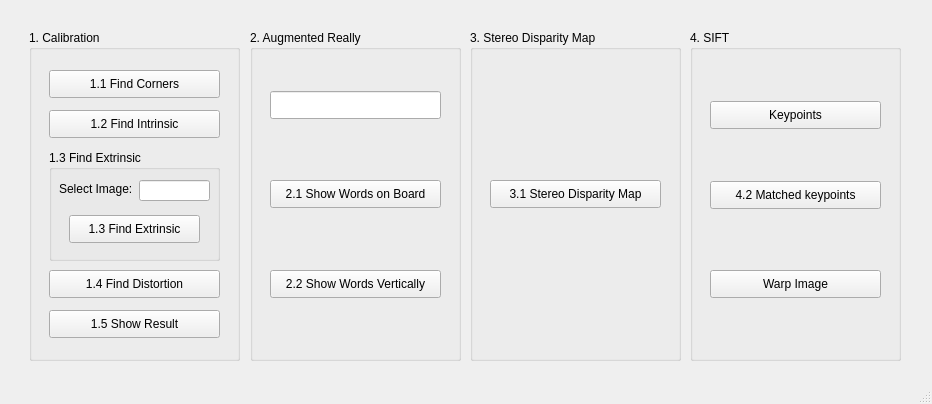
The window that python/OpenCvDl/homework1/Code/Homework1/UI.ui (ChengTsungPao/working) describes before a commit, drawn with Qt 5.
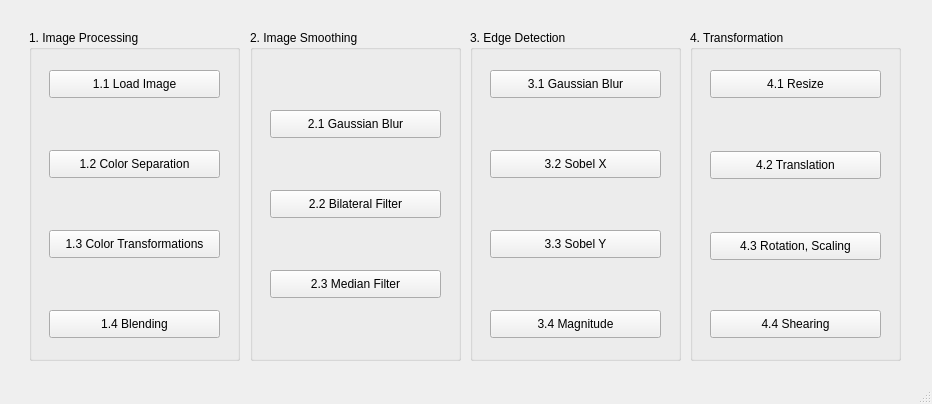
The same window after the commit.

```diff
--- a/python/OpenCvDl/homework1/Code/Homework1/UI.ui
+++ b/python/OpenCvDl/homework1/Code/Homework1/UI.ui
@@ -24,7 +24,7 @@
      </rect>
     </property>
     <property name="title">
-     <string>1. Calibration</string>
+     <string>1. Image Processing</string>
     </property>
     <widget class="QPushButton" name="Find_Corners">
      <property name="geometry">
@@ -36,99 +36,47 @@
       </rect>
      </property>
      <property name="text">
-      <string>1.1 Find Corners</string>
+      <string>1.1 Load Image</string>
      </property>
     </widget>
-    <widget class="QPushButton" name="Find_Intrinsic">
-     <property name="geometry">
-      <rect>
-       <x>20</x>
-       <y>80</y>
-       <width>171</width>
-       <height>28</height>
-      </rect>
-     </property>
-     <property name="text">
-      <string>1.2 Find Intrinsic</string>
-     </property>
-    </widget>
-    <widget class="QPushButton" name="Find_Distortion">
-     <property name="geometry">
-      <rect>
-       <x>20</x>
-       <y>240</y>
-       <width>171</width>
-       <height>28</height>
-      </rect>
-     </property>
-     <property name="text">
-      <string>1.4 Find Distortion</string>
-     </property>
-    </widget>
-    <widget class="QPushButton" name="Show_Result">
-     <property name="geometry">
-      <rect>
-       <x>20</x>
-       <y>280</y>
-       <width>171</width>
-       <height>28</height>
-      </rect>
-     </property>
-     <property name="text">
-      <string>1.5 Show Result</string>
-     </property>
-    </widget>
-    <widget class="QGroupBox" name="groupBox">
+    <widget class="QPushButton" name="Color_Separation">
      <property name="geometry">
       <rect>
        <x>20</x>
        <y>120</y>
        <width>171</width>
-       <height>111</height>
+       <height>28</height>
       </rect>
      </property>
-     <property name="title">
-      <string>1.3 Find Extrinsic</string>
+     <property name="text">
+      <string>1.2 Color Separation</string>
      </property>
-     <widget class="QPushButton" name="Find_Extrinsic">
-      <property name="geometry">
-       <rect>
-        <x>20</x>
-        <y>65</y>
-        <width>131</width>
-        <height>28</height>
-       </rect>
-      </property>
-      <property name="text">
-       <string>1.3 Find Extrinsic</string>
-      </property>
-     </widget>
-     <widget class="QLineEdit" name="Calibration_InputBox">
-      <property name="geometry">
-       <rect>
-        <x>90</x>
-        <y>30</y>
-        <width>71</width>
-        <height>21</height>
-       </rect>
-      </property>
-      <property name="inputMethodHints">
-       <set>Qt::ImhNone</set>
-      </property>
-     </widget>
-     <widget class="QLabel" name="label">
-      <property name="geometry">
-       <rect>
-        <x>10</x>
-        <y>31</y>
-        <width>91</width>
-        <height>16</height>
-       </rect>
-      </property>
-      <property name="text">
-       <string>Select Image:</string>
-      </property>
-     </widget>
+    </widget>
+    <widget class="QPushButton" name="Color_Transformations">
+     <property name="geometry">
+      <rect>
+       <x>20</x>
+       <y>200</y>
+       <width>171</width>
+       <height>28</height>
+      </rect>
+     </property>
+     <property name="text">
+      <string>1.3 Color Transformations</string>
+     </property>
+    </widget>
+    <widget class="QPushButton" name="Blending">
+     <property name="geometry">
+      <rect>
+       <x>20</x>
+       <y>280</y>
+       <width>171</width>
+       <height>28</height>
+      </rect>
+     </property>
+     <property name="text">
+      <string>1.4 Blending</string>
+     </property>
     </widget>
    </widget>
    <widget class="QGroupBox" name="groupBox_2">
@@ -141,19 +89,19 @@
      </rect>
     </property>
     <property name="title">
-     <string>2. Augmented Really</string>
+     <string>2. Image Smoothing</string>
     </property>
     <widget class="QPushButton" name="Show_Words_on_Board">
      <property name="geometry">
       <rect>
        <x>20</x>
-       <y>150</y>
+       <y>160</y>
        <width>171</width>
        <height>28</height>
       </rect>
      </property>
      <property name="text">
-      <string>2.1 Show Words on Board</string>
+      <string>2.2 Bilateral Filter</string>
      </property>
     </widget>
     <widget class="QPushButton" name="Show_Words_Vertically">
@@ -166,28 +114,20 @@
       </rect>
      </property>
      <property name="text">
-      <string>2.2 Show Words Vertically</string>
+      <string>2.3 Median Filter</string>
      </property>
     </widget>
-    <widget class="QLineEdit" name="AR_InputBox">
+    <widget class="QPushButton" name="Gaussian_Blur">
      <property name="geometry">
       <rect>
        <x>20</x>
-       <y>61</y>
+       <y>80</y>
        <width>171</width>
        <height>28</height>
       </rect>
      </property>
-     <property name="font">
-      <font>
-       <pointsize>12</pointsize>
-      </font>
-     </property>
-     <property name="inputMethodHints">
-      <set>Qt::ImhNone</set>
-     </property>
-     <property name="maxLength">
-      <number>6</number>
+     <property name="text">
+      <string>2.1 Gaussian Blur</string>
      </property>
     </widget>
    </widget>
@@ -201,19 +141,58 @@
      </rect>
     </property>
     <property name="title">
-     <string>3. Stereo Disparity Map</string>
+     <string>3. Edge Detection</string>
     </property>
     <widget class="QPushButton" name="Stereo_Disparity_Map">
      <property name="geometry">
       <rect>
        <x>20</x>
-       <y>150</y>
+       <y>200</y>
        <width>171</width>
        <height>28</height>
       </rect>
      </property>
      <property name="text">
-      <string>3.1 Stereo Disparity Map</string>
+      <string>3.3 Sobel Y</string>
+     </property>
+    </widget>
+    <widget class="QPushButton" name="SobelX">
+     <property name="geometry">
+      <rect>
+       <x>20</x>
+       <y>120</y>
+       <width>171</width>
+       <height>28</height>
+      </rect>
+     </property>
+     <property name="text">
+      <string>3.2 Sobel X</string>
+     </property>
+    </widget>
+    <widget class="QPushButton" name="Gaussian_Blur_Self">
+     <property name="geometry">
+      <rect>
+       <x>20</x>
+       <y>40</y>
+       <width>171</width>
+       <height>28</height>
+      </rect>
+     </property>
+     <property name="text">
+      <string>3.1 Gaussian Blur</string>
+     </property>
+    </widget>
+    <widget class="QPushButton" name="Magnitude">
+     <property name="geometry">
+      <rect>
+       <x>20</x>
+       <y>280</y>
+       <width>171</width>
+       <height>28</height>
+      </rect>
+     </property>
+     <property name="text">
+      <string>3.4 Magnitude</string>
      </property>
     </widget>
    </widget>
@@ -227,45 +206,58 @@
      </rect>
     </property>
     <property name="title">
-     <string>4. SIFT</string>
+     <string>4. Transformation</string>
     </property>
     <widget class="QPushButton" name="Keypoints">
      <property name="geometry">
       <rect>
        <x>20</x>
-       <y>71</y>
+       <y>121</y>
        <width>171</width>
        <height>28</height>
       </rect>
      </property>
      <property name="text">
-      <string>Keypoints</string>
+      <string>4.2 Translation</string>
      </property>
     </widget>
     <widget class="QPushButton" name="Matched_keypoints">
      <property name="geometry">
       <rect>
        <x>20</x>
-       <y>151</y>
+       <y>202</y>
        <width>171</width>
        <height>28</height>
       </rect>
      </property>
      <property name="text">
-      <string>4.2 Matched keypoints</string>
+      <string>4.3 Rotation, Scaling</string>
      </property>
     </widget>
     <widget class="QPushButton" name="Warp_Image">
      <property name="geometry">
       <rect>
        <x>20</x>
-       <y>240</y>
+       <y>280</y>
        <width>171</width>
        <height>28</height>
       </rect>
      </property>
      <property name="text">
-      <string>Warp Image</string>
+      <string>4.4 Shearing</string>
+     </property>
+    </widget>
+    <widget class="QPushButton" name="Resize">
+     <property name="geometry">
+      <rect>
+       <x>20</x>
+       <y>40</y>
+       <width>171</width>
+       <height>28</height>
+      </rect>
+     </property>
+     <property name="text">
+      <string>4.1 Resize</string>
      </property>
     </widget>
    </widget>
```
Left out of the diff: 22 changed lines with no effect on the pictures.
